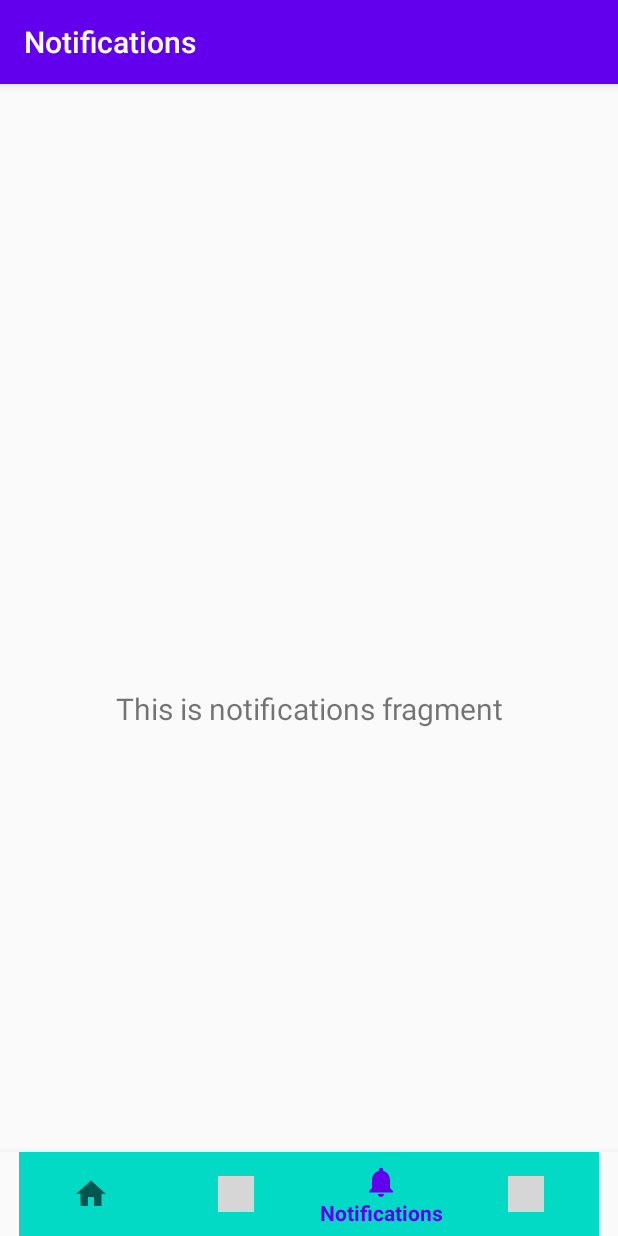
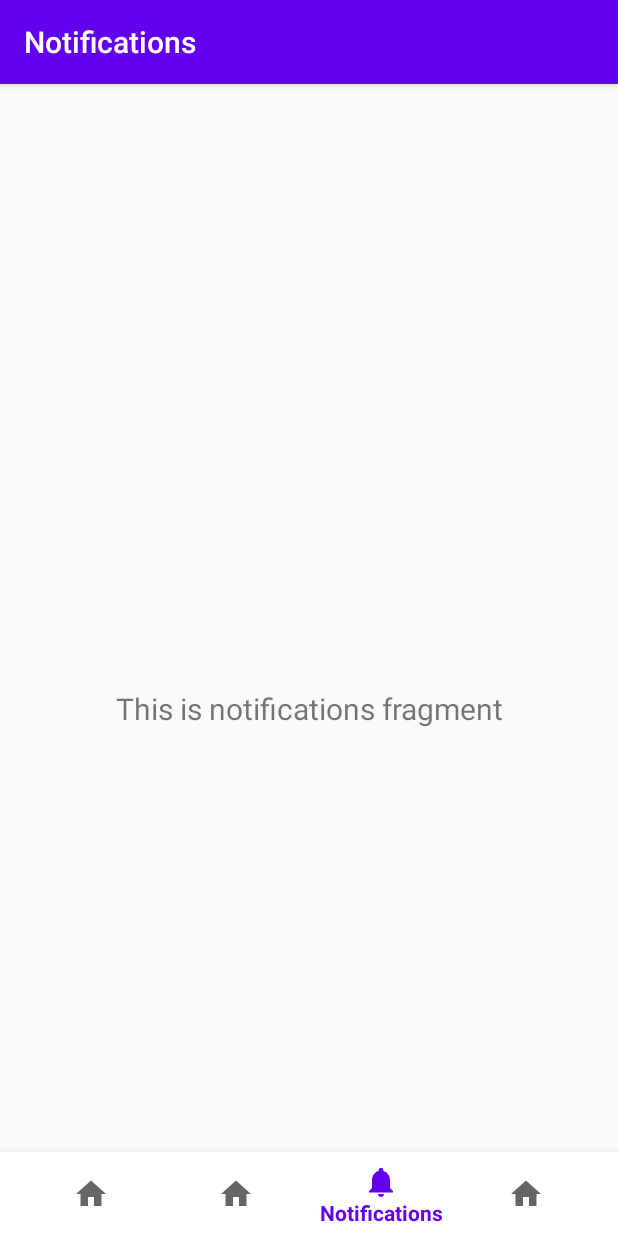
Before and after one commit to achenvc/vCareApp, an Android app: the screen it shows after launch (MainActivity), item 3 of the bottom bar chosen, on a phone screen of 412 x 824 dp. Run offline under Robolectric (Android 15) with nearby library versions, the phone set to English and light mode, and no system bars; our stand-ins replace navigation-ui; grey boxes are pictures that could not be loaded.

Commit message:
added new entry page under "home" (fragment_home.xml)

```diff
--- a/app/src/main/java/com/chenangela/vcare/ui/home/HomeFragment.java
+++ b/app/src/main/java/com/chenangela/vcare/ui/home/HomeFragment.java
@@ -23,13 +23,13 @@ public class HomeFragment extends Fragment {
         homeViewModel =
                 ViewModelProviders.of(this).get(HomeViewModel.class);
         View root = inflater.inflate(R.layout.fragment_home, container, false);
-        final TextView textView = root.findViewById(R.id.text_home);
+        /*final TextView textView = root.findViewById(R.id.text_home);
         homeViewModel.getText().observe(getViewLifecycleOwner(), new Observer<String>() {
             @Override
             public void onChanged(@Nullable String s) {
                 textView.setText(s);
             }
-        });
+        });*/
         return root;
     }
 }
--- a/app/src/main/res/layout/activity_main.xml
+++ b/app/src/main/res/layout/activity_main.xml
@@ -10,14 +10,11 @@
         android:id="@+id/nav_view"
         android:layout_width="0dp"
         android:layout_height="wrap_content"
-        android:layout_marginStart="0dp"
-        android:layout_marginEnd="0dp"
-        android:background="?android:attr/windowBackground"
+        android:background="#FFFFFF"
         app:layout_constraintBottom_toBottomOf="parent"
         app:layout_constraintLeft_toLeftOf="parent"
         app:layout_constraintRight_toRightOf="parent"
-        app:menu="@menu/bottom_nav_menu"
-        app:itemBackground="@color/colorAccent"/>
+        app:menu="@menu/bottom_nav_menu" />
 
     <fragment
         android:id="@+id/nav_host_fragment"
@@ -25,12 +22,11 @@
         android:layout_width="match_parent"
         android:layout_height="match_parent"
         app:defaultNavHost="true"
-        app:layout_constraintBottom_toTopOf="@id/nav_view"
+        app:layout_constraintBottom_toTopOf="@+id/nav_view"
         app:layout_constraintHorizontal_bias="0.0"
         app:layout_constraintLeft_toLeftOf="parent"
         app:layout_constraintRight_toRightOf="parent"
         app:layout_constraintTop_toTopOf="parent"
-        app:layout_constraintVertical_bias="1.0"
         app:navGraph="@navigation/mobile_navigation" />
 
 </androidx.constraintlayout.widget.ConstraintLayout>
--- a/app/src/main/res/menu/bottom_nav_menu.xml
+++ b/app/src/main/res/menu/bottom_nav_menu.xml
@@ -8,7 +8,7 @@
 
     <item
         android:id="@+id/navigation_favorites"
-        android:icon="@drawable/ic_baseline_star_24"
+        android:icon="@drawable/ic_home_black_24dp"
         android:title="@string/title_favorites" />
 
     <item
@@ -17,7 +17,7 @@
         android:title="@string/title_notifications" />
 
     <item
-    android:id="@+id/navigation_calendar"
-    android:icon="@drawable/ic_baseline_calendar_today_24"
-    android:title="@string/title_calendar" />
+        android:id="@+id/navigation_calendar"
+        android:icon="@drawable/ic_home_black_24dp"
+        android:title="@string/title_calendar" />
 </menu>
```
Also changed, not shown: app/src/main/res/layout/fragment_home.xml (+94 -1 lines).
